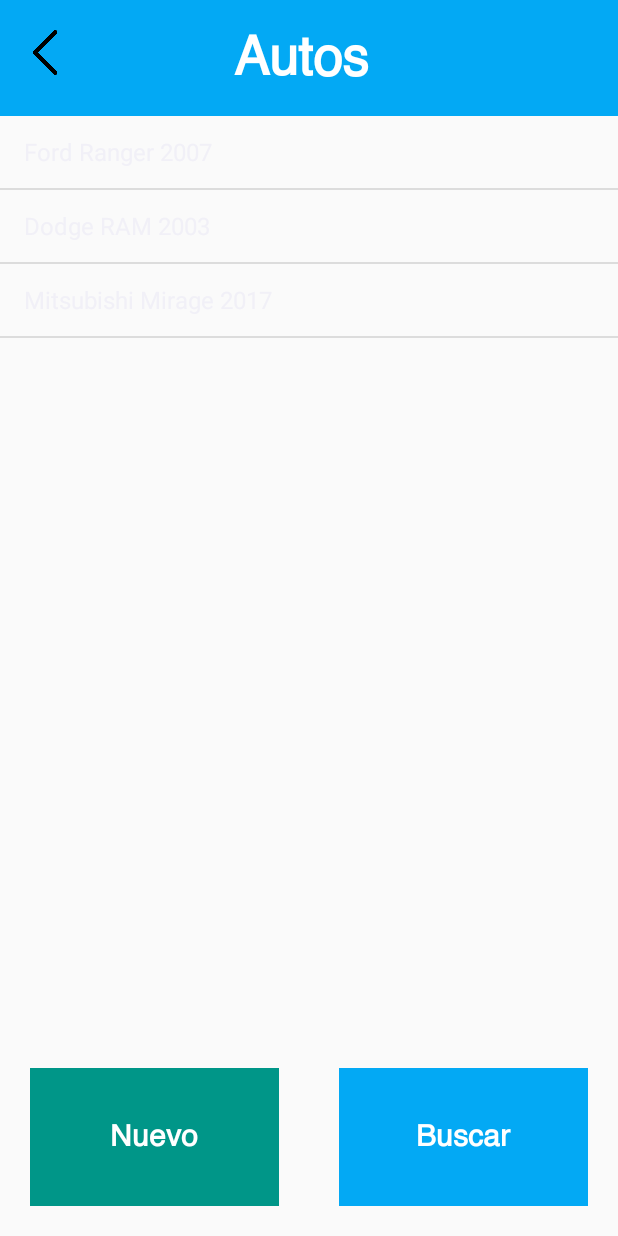
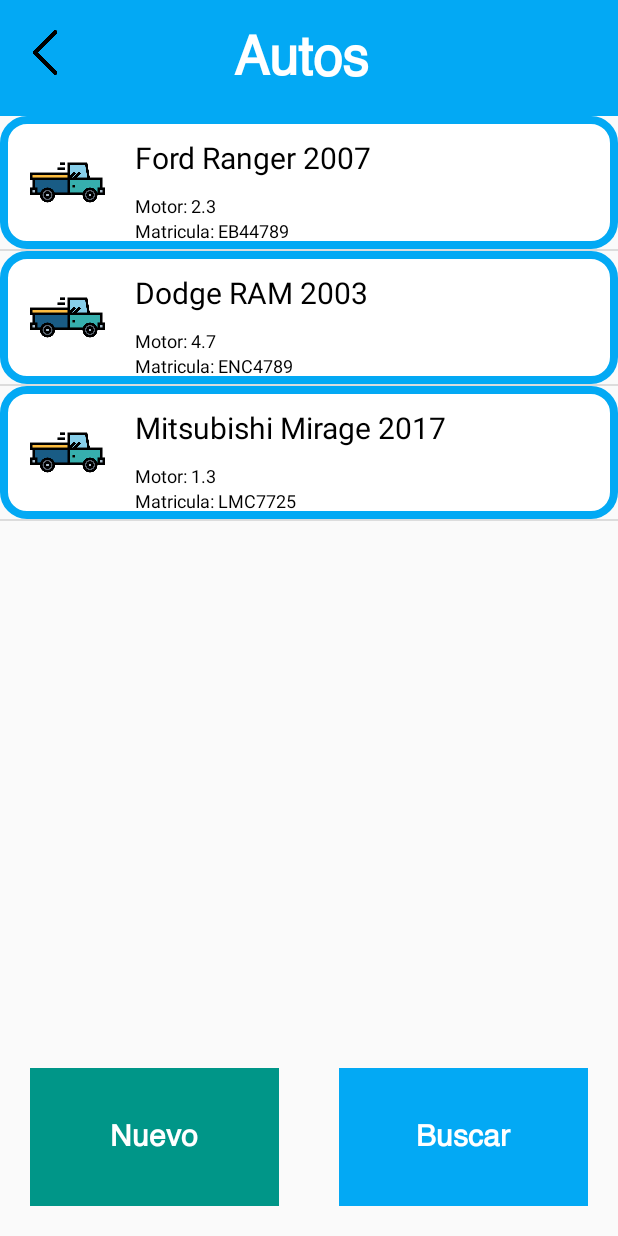
Before and after one commit to AbrahamLCodes/bitacoravehiculos, an Android app: the AutosActivity screen opened directly, with no data from a screen before it, on a phone screen of 412 x 824 dp. Run offline under Robolectric (Android 15) with nearby library versions, the phone set to English and light mode, and no system bars.

Commit message:
Auto List Adapter agregado

```diff
--- a/app/src/main/java/swtizona/androidapps/bpv/activities/AutosActivity.java
+++ b/app/src/main/java/swtizona/androidapps/bpv/activities/AutosActivity.java
@@ -14,12 +14,42 @@
 import swtizona.androidapps.bpv.fragments.actionfragments.autos.NewAutoFragment;
 import swtizona.androidapps.bpv.fragments.actionfragments.autos.InfoAutoFragment;
 import swtizona.androidapps.bpv.R;
+import swtizona.androidapps.bpv.modeladapter.AutoAdapter;
+import swtizona.androidapps.bpv.modeldata.Auto;
 
 public class AutosActivity extends AppCompatActivity implements
         View.OnClickListener
         , AdapterView.OnItemClickListener {
 
-    private String[] autos = {"Ford Ranger 2007", "Dodge RAM 2003", "Mitsubishi Mirage 2017"};
+    //private String[] autos = {"Ford Ranger 2007", "Dodge RAM 2003", "Mitsubishi Mirage 2017"};
+
+    private Auto[] autos = {
+            new Auto(
+              "Ford"
+              , "Ranger"
+              , "2007"
+              ,"2.3"
+              ,"EB44789"
+              ,"No comment"
+              , 3),
+            new Auto(
+                    "Dodge"
+                    , "RAM"
+                    , "2003"
+                    ,"4.7"
+                    ,"ENC4789"
+                    ,"Le falla mucho la bomba del agua"
+                    , 3),
+            new Auto(
+                    "Mitsubishi"
+                    , "Mirage"
+                    , "2017"
+                    ,"1.3"
+                    ,"LMC7725"
+                    ,"Esta chocado de enfrente"
+                    , 3)
+    };
+
     private ListView listAutos;
     private ImageView backButton;
     private TextView nuevo, buscar;
@@ -64,9 +94,10 @@
         backButton = findViewById(R.id.autosBack);
 
         listAutos = findViewById(R.id.listAutos);
-        listAutos.setAdapter(new ArrayAdapter<>(
-                getApplicationContext()
-                , android.R.layout.simple_list_item_1
+
+        listAutos.setAdapter(new AutoAdapter(
+                this
+                , R.layout.adapter_auto
                 , autos));
 
         backButton.setOnClickListener(this);
--- /dev/null
+++ b/app/src/main/java/swtizona/androidapps/bpv/modeladapter/AutoAdapter.java
@@ -0,0 +1,73 @@
+package swtizona.androidapps.bpv.modeladapter;
+
+import android.app.Activity;
+import android.content.Context;
+import android.view.View;
+import android.view.ViewGroup;
+import android.widget.ArrayAdapter;
+import android.widget.ImageView;
+import android.widget.TextView;
+
+import androidx.annotation.NonNull;
+import androidx.annotation.Nullable;
+
+import swtizona.androidapps.bpv.R;
+import swtizona.androidapps.bpv.modeldata.Auto;
+
+public class AutoAdapter extends ArrayAdapter<Auto> {
+
+    private Auto[] objects;
+    private Context context;
+    private int resource;
+
+    public AutoAdapter(@NonNull Context context, int resource, @NonNull Auto[] objects){
+        super(context, resource, objects);
+
+        this.objects = objects;
+        this.context = context;
+        this.resource = resource;
+    }
+
+    @NonNull
+    @Override
+    public View getView(int position, @Nullable View convertView, @NonNull ViewGroup parent) {
+        if (convertView == null) {//Primera vez que se ejecuta la aplicación
+            convertView = ((Activity) context).getLayoutInflater().inflate(resource, parent, false);
+        }
+
+        //Declarando componentes
+        ImageView image;
+        TextView titulo;
+        TextView motor;
+        TextView matricula;
+
+        //Recuperando componentes
+        image = convertView.findViewById(R.id.autoAdapterImage);
+        titulo = convertView.findViewById(R.id.autoAdapterTitle);
+        motor = convertView.findViewById(R.id.autoAdapterEngine);
+        matricula = convertView.findViewById(R.id.autoAdapterPlate);
+
+        String [] values = buildStrings(objects[position]);
+        //titulo = 0, motor = 1, matricula = 2
+
+        titulo.setText(values[0]);
+        motor.setText(values[1]);
+        matricula.setText(values[2]);
+
+        return convertView;
+    }
+
+    private String []buildStrings(Auto auto){
+
+        //Ford Ranger 2007
+        String titulo = auto.getFabricante() + " " + auto.getModelo() + " " + auto.getAno();
+        // Motor: 2.3L
+        String motor = "Motor: "+auto.getMotor();
+        // Matricula: EB76787
+        String matricula = "Matricula: "+auto.getMatricula();
+
+        String [] values = {titulo, motor, matricula};
+        return values;
+    }
+
+}
--- /dev/null
+++ b/app/src/main/java/swtizona/androidapps/bpv/modeladapter/ProductoAdapter.java
@@ -0,0 +1,4 @@
+package swtizona.androidapps.bpv.modeladapter;
+
+public class ProductoAdapter {
+}
--- /dev/null
+++ b/app/src/main/java/swtizona/androidapps/bpv/modeladapter/RecordatorioAdapter.java
@@ -0,0 +1,4 @@
+package swtizona.androidapps.bpv.modeladapter;
+
+public class RecordatorioAdapter {
+}
--- /dev/null
+++ b/app/src/main/java/swtizona/androidapps/bpv/modeladapter/ServicioAdapter.java
@@ -0,0 +1,4 @@
+package swtizona.androidapps.bpv.modeladapter;
+
+public class ServicioAdapter {
+}
--- /dev/null
+++ b/app/src/main/java/swtizona/androidapps/bpv/modeladapter/TallerAdapter.java
@@ -0,0 +1,4 @@
+package swtizona.androidapps.bpv.modeladapter;
+
+public class TallerAdapter {
+}
--- /dev/null
+++ b/app/src/main/java/swtizona/androidapps/bpv/modeldata/Auto.java
@@ -0,0 +1,74 @@
+package swtizona.androidapps.bpv.modeldata;
+
+public class Auto {
+
+    private String fabricante, modelo, ano, motor, matricula, comentario;
+    private int nservicios;
+
+    public Auto(String fabricante, String modelo, String ano, String motor, String matricula
+            , String comentario, int nservicios) {
+        this.fabricante = fabricante;
+        this.modelo = modelo;
+        this.ano = ano;
+        this.motor = motor;
+        this.matricula = matricula;
+        this.comentario = comentario;
+        this.nservicios = nservicios;
+    }
+
+    public String getFabricante() {
+        return fabricante;
+    }
+
+    public void setFabricante(String fabricante) {
+        this.fabricante = fabricante;
+    }
+
+    public String getModelo() {
+        return modelo;
+    }
+
+    public void setModelo(String modelo) {
+        this.modelo = modelo;
+    }
+
+    public String getAno() {
+        return ano;
+    }
+
+    public void setAno(String ano) {
+        this.ano = ano;
+    }
+
+    public String getMotor() {
+        return motor;
+    }
+
+    public void setMotor(String motor) {
+        this.motor = motor;
+    }
+
+    public String getMatricula() {
+        return matricula;
+    }
+
+    public void setMatricula(String matricula) {
+        this.matricula = matricula;
+    }
+
+    public String getComentario() {
+        return comentario;
+    }
+
+    public void setComentario(String comentario) {
+        this.comentario = comentario;
+    }
+
+    public int getNservicios() {
+        return nservicios;
+    }
+
+    public void setNservicios(int nservicios) {
+        this.nservicios = nservicios;
+    }
+}
--- /dev/null
+++ b/app/src/main/res/layout/adapter_auto.xml
@@ -0,0 +1,47 @@
+<?xml version="1.0" encoding="utf-8"?>
+
+<LinearLayout
+    xmlns:android="http://schemas.android.com/apk/res/android"
+    android:layout_height="wrap_content"
+    android:layout_width="match_parent"
+    android:orientation="horizontal"
+    android:background="@layout/shape_auto_dialog">
+
+    <ImageView
+        android:id="@+id/autoAdapterImage"
+        android:layout_width="50dp"
+        android:layout_height="50dp"
+        android:layout_gravity="center"
+        android:src="@drawable/pickuptest"
+        android:layout_margin="10dp"/>
+
+    <LinearLayout
+        android:layout_width="match_parent"
+        android:layout_height="wrap_content"
+        android:orientation="vertical">
+        <TextView
+            android:id="@+id/autoAdapterTitle"
+            android:layout_width="wrap_content"
+            android:layout_height="wrap_content"
+            android:text="Ford Ranger 2007"
+            android:textSize="20sp"
+            android:layout_margin="10dp"
+            android:textColor="#000"/>
+        <TextView
+            android:id="@+id/autoAdapterEngine"
+            android:layout_width="wrap_content"
+            android:layout_height="wrap_content"
+            android:text="Motor: 2.3L"
+            android:textSize="12sp"
+            android:textColor="#000"
+            android:layout_marginLeft="10dp"/>
+        <TextView
+            android:id="@+id/autoAdapterPlate"
+            android:layout_width="wrap_content"
+            android:layout_height="wrap_content"
+            android:text="Matricula: EB76787"
+            android:textSize="12sp"
+            android:textColor="#000"
+            android:layout_marginLeft="10dp"/>
+    </LinearLayout>
+</LinearLayout>
```
Also changed, not shown: app/src/main/java/swtizona/androidapps/bpv/modeldata/Producto.java (added, +54 -0 lines), app/src/main/java/swtizona/androidapps/bpv/modeldata/Recordatorio.java (added, +46 -0 lines), app/src/main/java/swtizona/androidapps/bpv/modeldata/Servicio.java (added, +63 -0 lines), app/src/main/java/swtizona/androidapps/bpv/modeldata/Taller.java (added, +64 -0 lines), app/src/main/res/drawable/cartest.png (added), app/src/main/res/drawable/pickuptest.png (added).
